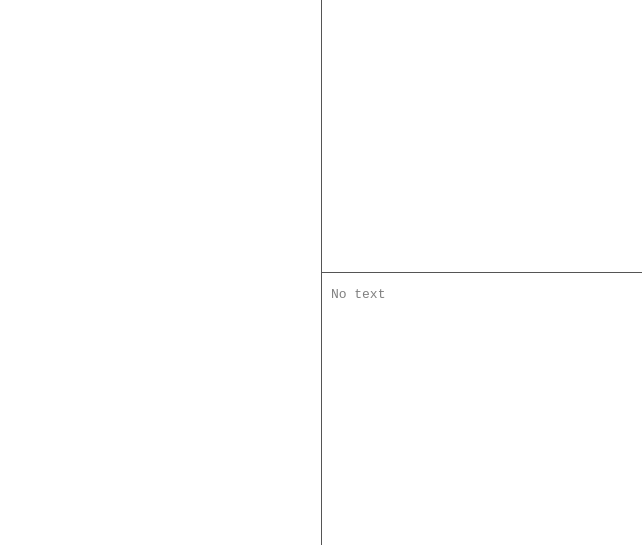
This is mainwindow.ui in AskePit/Memory as Qt 5 draws it before an edit. The edited form follows.
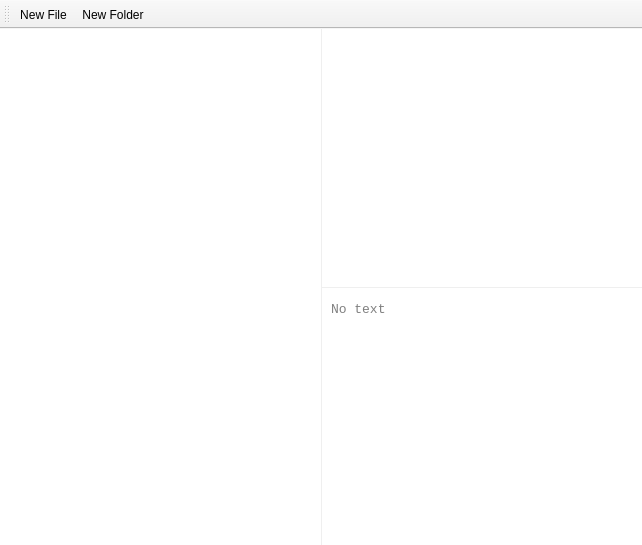
This is the edited form. Icons and pictures are not drawn.

Commit message: delete folder, create new file, create file/folder icons

```diff
--- a/mainwindow.ui
+++ b/mainwindow.ui
@@ -10,70 +10,6 @@
     <height>545</height>
    </rect>
   </property>
-  <property name="palette">
-   <palette>
-    <active>
-     <colorrole role="Base">
-      <brush brushstyle="SolidPattern">
-       <color alpha="255">
-        <red>255</red>
-        <green>255</green>
-        <blue>255</blue>
-       </color>
-      </brush>
-     </colorrole>
-     <colorrole role="Window">
-      <brush brushstyle="SolidPattern">
-       <color alpha="255">
-        <red>85</red>
-        <green>85</green>
-        <blue>85</blue>
-       </color>
-      </brush>
-     </colorrole>
-    </active>
-    <inactive>
-     <colorrole role="Base">
-      <brush brushstyle="SolidPattern">
-       <color alpha="255">
-        <red>255</red>
-        <green>255</green>
-        <blue>255</blue>
-       </color>
-      </brush>
-     </colorrole>
-     <colorrole role="Window">
-      <brush brushstyle="SolidPattern">
-       <color alpha="255">
-        <red>85</red>
-        <green>85</green>
-        <blue>85</blue>
-       </color>
-      </brush>
-     </colorrole>
-    </inactive>
-    <disabled>
-     <colorrole role="Base">
-      <brush brushstyle="SolidPattern">
-       <color alpha="255">
-        <red>85</red>
-        <green>85</green>
-        <blue>85</blue>
-       </color>
-      </brush>
-     </colorrole>
-     <colorrole role="Window">
-      <brush brushstyle="SolidPattern">
-       <color alpha="255">
-        <red>85</red>
-        <green>85</green>
-        <blue>85</blue>
-       </color>
-      </brush>
-     </colorrole>
-    </disabled>
-   </palette>
-  </property>
   <property name="windowTitle">
    <string>Memory</string>
   </property>
@@ -93,9 +29,9 @@
       <colorrole role="Window">
        <brush brushstyle="SolidPattern">
         <color alpha="255">
-         <red>214</red>
-         <green>214</green>
-         <blue>214</blue>
+         <red>190</red>
+         <green>190</green>
+         <blue>190</blue>
         </color>
        </brush>
       </colorrole>
@@ -113,9 +49,9 @@
       <colorrole role="Window">
        <brush brushstyle="SolidPattern">
         <color alpha="255">
-         <red>214</red>
-         <green>214</green>
-         <blue>214</blue>
+         <red>190</red>
+         <green>190</green>
+         <blue>190</blue>
         </color>
        </brush>
       </colorrole>
@@ -124,18 +60,18 @@
       <colorrole role="Base">
        <brush brushstyle="SolidPattern">
         <color alpha="255">
-         <red>214</red>
-         <green>214</green>
-         <blue>214</blue>
+         <red>190</red>
+         <green>190</green>
+         <blue>190</blue>
         </color>
        </brush>
       </colorrole>
       <colorrole role="Window">
        <brush brushstyle="SolidPattern">
         <color alpha="255">
-         <red>214</red>
-         <green>214</green>
-         <blue>214</blue>
+         <red>190</red>
+         <green>190</green>
+         <blue>190</blue>
         </color>
        </brush>
       </colorrole>
@@ -482,8 +418,8 @@
 
 QTableWidget::item:selected {
 	show-decoration-selected: 1;
-	background: #999;
-	color: white;
+	background: #e7f2f5;
+	color: black;
 	border-radius: 2px;
 }</string>
         </property>
@@ -606,6 +542,43 @@
     </rect>
    </property>
   </widget>
+  <widget class="QToolBar" name="toolBar">
+   <property name="windowTitle">
+    <string>toolBar</string>
+   </property>
+   <attribute name="toolBarArea">
+    <enum>TopToolBarArea</enum>
+   </attribute>
+   <attribute name="toolBarBreak">
+    <bool>false</bool>
+   </attribute>
+   <addaction name="actionNew_File"/>
+   <addaction name="actionNew_Folder"/>
+  </widget>
+  <action name="actionNew_File">
+   <property name="icon">
+    <iconset resource="resources.qrc">
+     <normaloff>:/new_file.png</normaloff>:/new_file.png</iconset>
+   </property>
+   <property name="text">
+    <string>New File...</string>
+   </property>
+   <property name="shortcut">
+    <string>Ctrl+N</string>
+   </property>
+  </action>
+  <action name="actionNew_Folder">
+   <property name="icon">
+    <iconset resource="resources.qrc">
+     <normaloff>:/new_dir.png</normaloff>:/new_dir.png</iconset>
+   </property>
+   <property name="text">
+    <string>New Folder...</string>
+   </property>
+   <property name="shortcut">
+    <string>Ctrl+D</string>
+   </property>
+  </action>
  </widget>
  <layoutdefault spacing="6" margin="11"/>
  <resources/>
```
Left out of the diff: 4 changed lines with no effect on the pictures. The commit also changes 11 other files.
